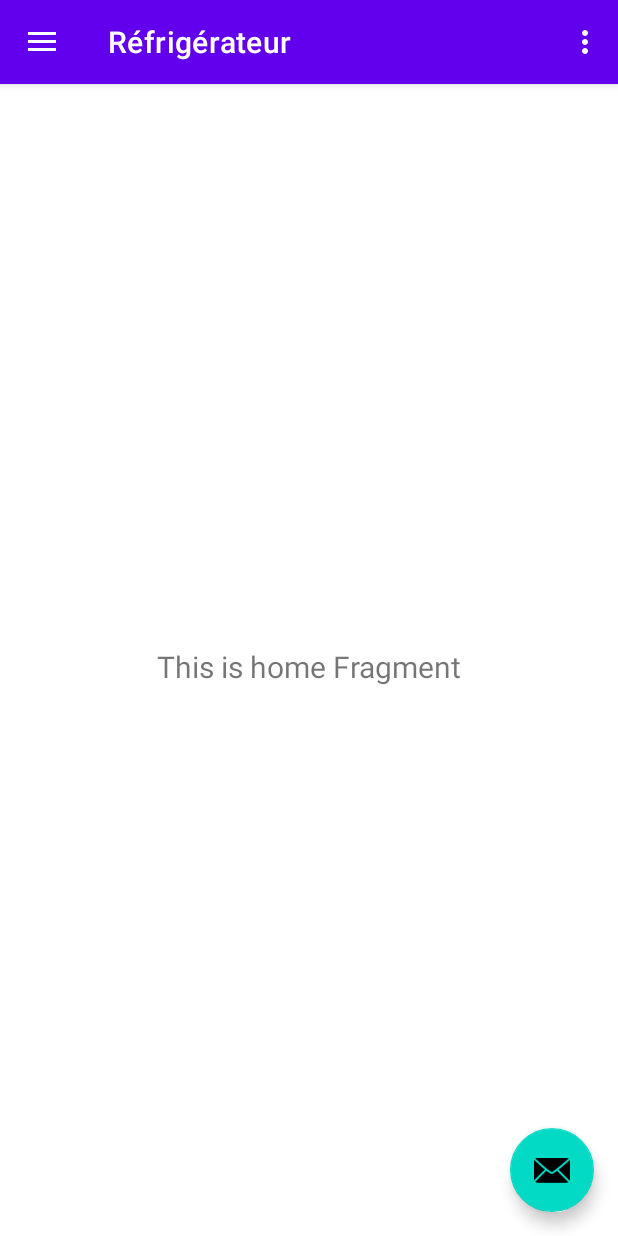
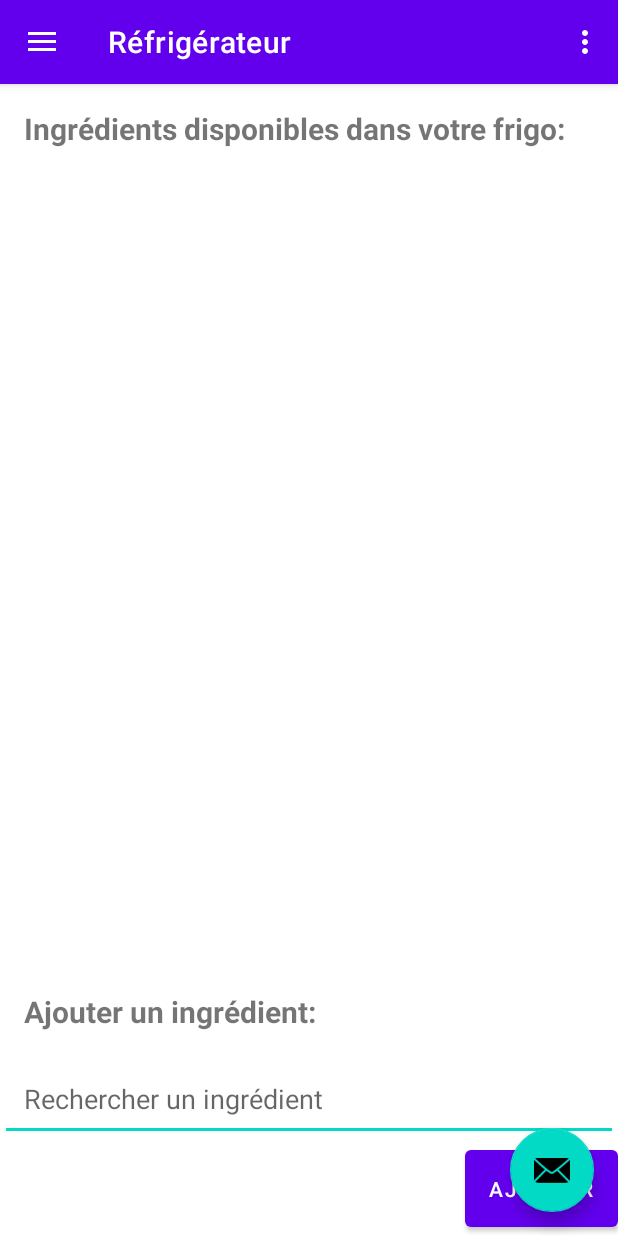
Before and after one commit to OdArthur/LesRecettesDuPetitEtudiant, an Android app: the screen it shows after launch (MainActivity), on a phone screen of 412 x 824 dp. Run offline under Robolectric (Android 15) with nearby library versions, the phone set to English and light mode, and no system bars; our stand-ins replace navigation-ui.

Commit message:
Feat : modiate fragment_home to have the visual for fridge page.

```diff
--- a/app/src/main/java/com/example/lesrecettesdupetitetudiant/ui/home/HomeFragment.kt
+++ b/app/src/main/java/com/example/lesrecettesdupetitetudiant/ui/home/HomeFragment.kt
@@ -4,9 +4,7 @@ import android.os.Bundle
 import android.view.LayoutInflater
 import android.view.View
 import android.view.ViewGroup
-import android.widget.TextView
 import androidx.fragment.app.Fragment
-import androidx.lifecycle.ViewModelProvider
 import com.example.lesrecettesdupetitetudiant.databinding.FragmentHomeBinding
 
 class HomeFragment : Fragment() {
@@ -22,16 +20,9 @@ class HomeFragment : Fragment() {
             container: ViewGroup?,
             savedInstanceState: Bundle?
     ): View {
-        val homeViewModel =
-                ViewModelProvider(this).get(HomeViewModel::class.java)
-
         _binding = FragmentHomeBinding.inflate(inflater, container, false)
         val root: View = binding.root
 
-        val textView: TextView = binding.textHome
-        homeViewModel.text.observe(viewLifecycleOwner) {
-            textView.text = it
-        }
         return root
     }
 
--- a/app/src/main/res/layout/fragment_home.xml
+++ b/app/src/main/res/layout/fragment_home.xml
@@ -1,22 +1,45 @@
 <?xml version="1.0" encoding="utf-8"?>
-<androidx.constraintlayout.widget.ConstraintLayout xmlns:android="http://schemas.android.com/apk/res/android"
-    xmlns:app="http://schemas.android.com/apk/res-auto"
-    xmlns:tools="http://schemas.android.com/tools"
+<LinearLayout xmlns:android="http://schemas.android.com/apk/res/android"
+    android:orientation="vertical"
     android:layout_width="match_parent"
-    android:layout_height="match_parent"
-    tools:context=".ui.home.HomeFragment">
+    android:layout_height="match_parent">
 
     <TextView
-        android:id="@+id/text_home"
+        android:text="Ingrédients disponibles dans votre frigo:"
+        android:textSize="20sp"
+        android:textStyle="bold"
         android:layout_width="match_parent"
         android:layout_height="wrap_content"
-        android:layout_marginStart="8dp"
-        android:layout_marginTop="8dp"
-        android:layout_marginEnd="8dp"
-        android:textAlignment="center"
+        android:padding="16dp"/>
+
+    <ListView
+        android:id="@+id/listFridgeIngredients"
+        android:layout_width="match_parent"
+        android:layout_height="0dp"
+        android:layout_weight="1"/>
+
+    <TextView
+        android:text="Ajouter un ingrédient:"
         android:textSize="20sp"
-        app:layout_constraintBottom_toBottomOf="parent"
-        app:layout_constraintEnd_toEndOf="parent"
-        app:layout_constraintStart_toStartOf="parent"
-        app:layout_constraintTop_toTopOf="parent" />
-</androidx.constraintlayout.widget.ConstraintLayout>
+        android:textStyle="bold"
+        android:layout_width="match_parent"
+        android:layout_height="wrap_content"
+        android:padding="16dp"/>
+
+    <AutoCompleteTextView
+        android:id="@+id/autoCompleteTextView"
+        android:layout_width="match_parent"
+        android:layout_height="wrap_content"
+        android:hint="Rechercher un ingrédient"
+        android:completionThreshold="1"
+        android:padding="16dp"/>
+
+    <Button
+        android:id="@+id/button"
+        android:text="Ajouter"
+        android:layout_width="wrap_content"
+        android:layout_height="wrap_content"
+        android:layout_gravity="end|bottom"
+        android:padding="16dp"/>
+
+</LinearLayout>
```
